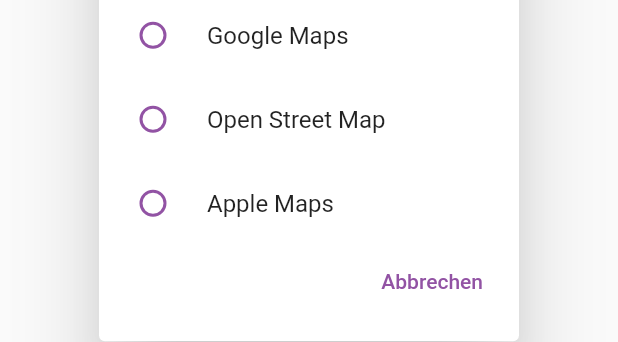
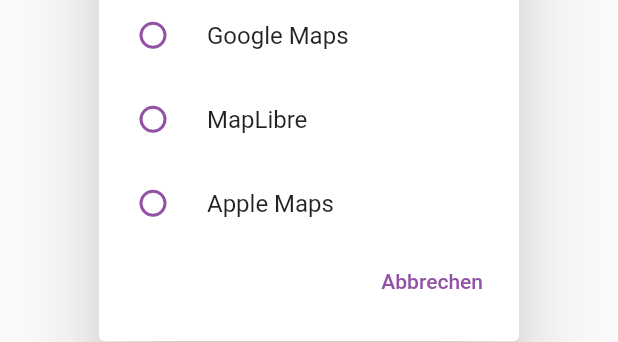
Before and after one commit to tankste/app, a Flutter app: the MapProviderSelectionDialog widget shown alone on an empty page, opened directly with empty values, on a phone screen of 412 x 824 dp. Shown: the part 537-879 px from the top of the screen. Run offline on Flutter 3.47's test engine with Material 2 defaults, Android fonts, the light colour scheme and no system bars; our stand-ins replace flutter_bloc, font_awesome_flutter, geolocator, google_maps_flutter, package_info_plus, shared_preferences and 1 more; missing offline and left inert: apple_maps_flutter, in_app_review, map_launcher, maplibre_gl; accounts and stored records are empty; network calls fail; statements that could not run were skipped.

Commit message:
Remove open street map

```diff
--- a/app/config.json
+++ b/app/config.json
@@ -1,6 +1,6 @@
 {
   "tankste": {
-    "useOpenStreetMap": true
+    "useMapLibreMap": true
   },
   "google": {
     "mapsKey": ""
--- a/core/lib/config/model/config_model.dart
+++ b/core/lib/config/model/config_model.dart
@@ -1,12 +1,12 @@
 class ConfigModel {
-  final bool useOpenStreetMap;
+  final bool useMapLibreMap;
   final String googleMapsKey;
   final String tankerkoenigApiKey;
   final String mapLibreStyleUrlLight;
   final String mapLibreStyleUrlDark;
 
   ConfigModel(
-      this.useOpenStreetMap,
+      this.useMapLibreMap,
       this.googleMapsKey,
       this.tankerkoenigApiKey,
       this.mapLibreStyleUrlLight,
@@ -14,7 +14,7 @@
 
   factory ConfigModel.fromJson(Map<String, dynamic> parsedJson) {
     return ConfigModel(
-        parsedJson['tankste']['useOpenStreetMap'] ?? true,
+        parsedJson['tankste']['useMapLibreMap'] ?? true,
         parsedJson['google']['mapsKey'] ?? "",
         parsedJson['tankerKoenig']['apiKey'] ?? "",
         parsedJson['mapLibre']['styleUrlLight'] ?? "",
--- a/map/lib/cubit/map_cubit.dart
+++ b/map/lib/ui/cubit/map_cubit.dart
@@ -1,8 +1,7 @@
 import 'package:core/config/config_repository.dart';
 import 'package:flutter_bloc/flutter_bloc.dart';
-import 'package:map/cubit/map_state.dart';
+import 'package:map/ui/cubit/map_state.dart';
 import 'package:map/usecase/get_map_provider_use_case.dart';
-import 'package:settings/model/developer_settings_model.dart';
 import 'package:settings/repository/developer_settings_repository.dart';
 
 class MapCubit extends Cubit<MapState> {
@@ -24,7 +23,7 @@
       }
 
       switch (mapProvider) {
-        case MapProvider.openStreet:
+        case MapProvider.mapLibre:
           configRepository.get().then((config) {
             emit(MapLibreMapState(
                 styleUrlLight: config.mapLibreStyleUrlLight,
--- a/map/lib/cubit/map_state.dart
+++ b/map/lib/ui/cubit/map_state.dart
@@ -1,6 +1,3 @@
-import 'package:core/cubit/base_state.dart';
-import 'package:map/usecase/get_map_provider_use_case.dart';
-
 abstract class MapState {}
 
 class LoadingMapState extends MapState {}
--- a/map/lib/usecase/get_map_provider_use_case.dart
+++ b/map/lib/usecase/get_map_provider_use_case.dart
@@ -21,8 +21,8 @@
       switch (settings.mapProvider) {
         case DeveloperSettingsMapProvider.google:
           return MapProvider.google;
-        case DeveloperSettingsMapProvider.openStreet:
-          return MapProvider.openStreet;
+        case DeveloperSettingsMapProvider.mapLibre:
+          return MapProvider.mapLibre;
         case DeveloperSettingsMapProvider.apple:
           return MapProvider.apple;
         default:
@@ -30,8 +30,8 @@
             return MapProvider.apple;
           } else {
             return _configRepository.get().then((config) {
-              if (config.useOpenStreetMap) {
-                return MapProvider.openStreet;
+              if (config.useMapLibreMap) {
+                return MapProvider.mapLibre;
               } else {
                 return MapProvider.google;
               }
@@ -42,4 +42,4 @@
   }
 }
 
-enum MapProvider { google, openStreet, apple }
+enum MapProvider { google, mapLibre, apple }
--- a/settings/lib/model/developer_settings_model.dart
+++ b/settings/lib/model/developer_settings_model.dart
@@ -13,4 +13,4 @@
       this.mapProvider);
 }
 
-enum DeveloperSettingsMapProvider { system, google, openStreet, apple }
+enum DeveloperSettingsMapProvider { system, google, mapLibre, apple }
--- a/settings/lib/repository/developer_settings_repository.dart
+++ b/settings/lib/repository/developer_settings_repository.dart
@@ -76,8 +76,8 @@
         return "system";
       case DeveloperSettingsMapProvider.google:
         return "google";
-      case DeveloperSettingsMapProvider.openStreet:
-        return "openStreet";
+      case DeveloperSettingsMapProvider.mapLibre:
+        return "mapLibre";
       case DeveloperSettingsMapProvider.apple:
         return "apple";
     }
@@ -86,8 +86,8 @@
   DeveloperSettingsMapProvider _getProviderFromString(String provider) {
     if (provider == "google") {
       return DeveloperSettingsMapProvider.google;
-    } else if (provider == "openStreet") {
-      return DeveloperSettingsMapProvider.openStreet;
+    } else if (provider == "mapLibre") {
+      return DeveloperSettingsMapProvider.mapLibre;
     } else if (provider == "apple") {
       return DeveloperSettingsMapProvider.apple;
     } else {
--- a/settings/lib/ui/developer/map_provider_selection_dialog.dart
+++ b/settings/lib/ui/developer/map_provider_selection_dialog.dart
@@ -47,15 +47,15 @@
         title: const Text("Google Maps"),
       ),
       RadioListTile<DeveloperSettingsMapProvider>(
-        value: DeveloperSettingsMapProvider.openStreet,
+        value: DeveloperSettingsMapProvider.mapLibre,
         groupValue: mapProvider,
         onChanged: (_) {
           setState(() {
-            mapProvider = DeveloperSettingsMapProvider.openStreet;
+            mapProvider = DeveloperSettingsMapProvider.mapLibre;
           });
-          Navigator.of(context).pop(DeveloperSettingsMapProvider.openStreet);
+          Navigator.of(context).pop(DeveloperSettingsMapProvider.mapLibre);
         },
-        title: const Text("Open Street Map"),
+        title: const Text("MapLibre"),
       ),
       RadioListTile<DeveloperSettingsMapProvider>(
         value: DeveloperSettingsMapProvider.apple,
```
Also changed, not shown: map/lib/ui/generic/generic_map.dart (+2 -5 lines), map/lib/ui/osm/open_street_map_adapter.dart (deleted, +0 -114 lines), map/pubspec.yaml (+0 -7 lines), app/pubspec.lock, map/pubspec.lock, navigation/pubspec.lock, station/pubspec.lock, 1 other file.
